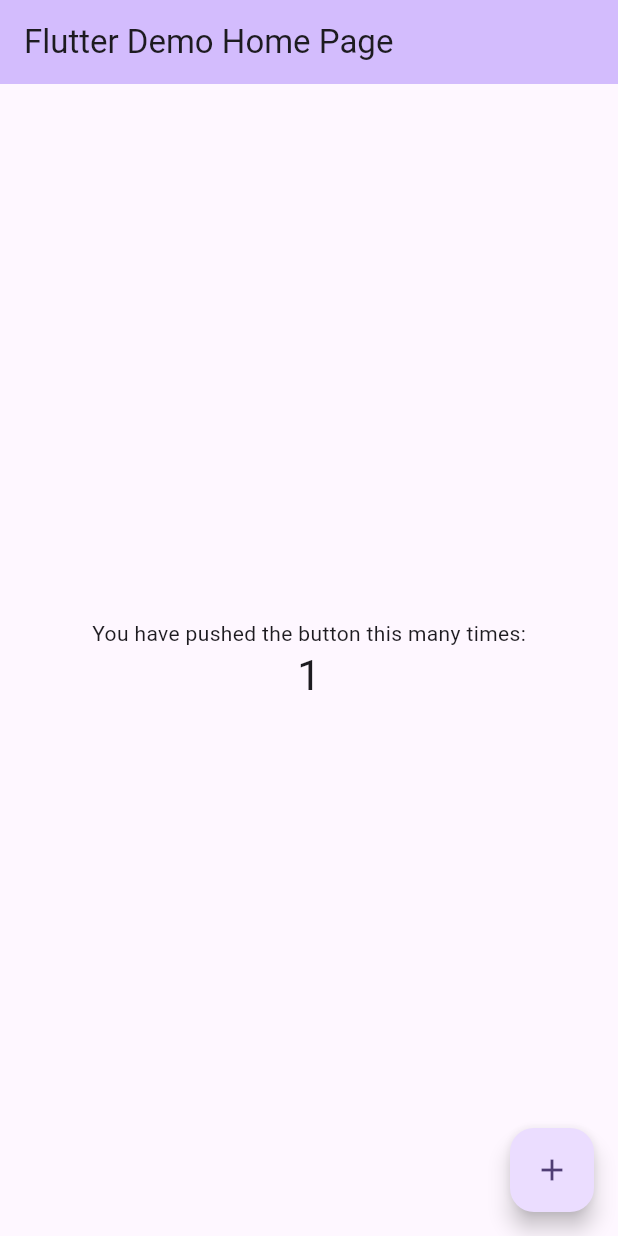
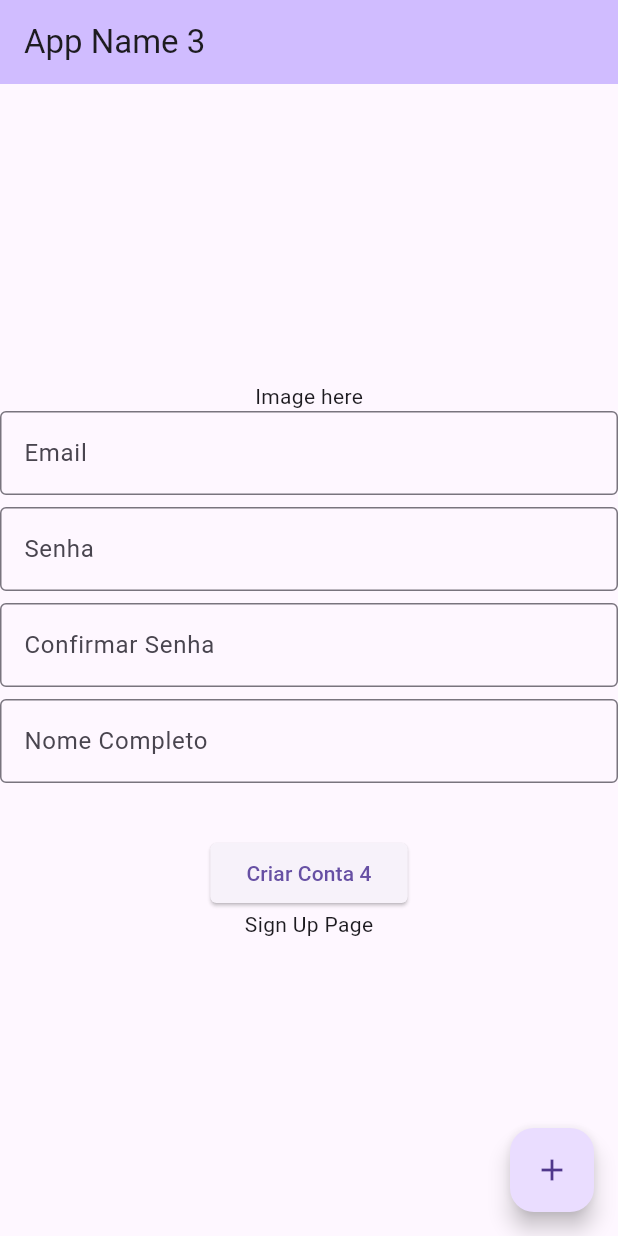
Before and after one commit to fluttely/widget_composition_guide, a Flutter app: the screen it shows after launch, after a tap on the "add" icon, on a phone screen of 412 x 824 dp. Run offline on Flutter 3.47's test engine with Material 3 defaults, Android fonts, the phone set to English and light mode, and no system bars.

Commit message:
0.1.0+1; feat: Implement authentication flow with login and signup screens, including form components and navigation

```diff
--- /dev/null
+++ b/lib/auth/auth_screen.dart
@@ -0,0 +1,48 @@
+import 'package:flutter/material.dart';
+import 'package:widget_composition_guide/auth/login/login_page.dart';
+import 'package:widget_composition_guide/auth/signup/signup_page.dart';
+
+class AuthScreen extends StatefulWidget {
+  const AuthScreen({super.key});
+
+  @override
+  State<AuthScreen> createState() => _AuthScreenState();
+}
+
+class _AuthScreenState extends State<AuthScreen> {
+  String _page = 'login';
+
+  void _incrementCounter() {
+    setState(() {
+      _page = _page == 'login' ? 'signup' : 'login';
+    });
+  }
+
+  @override
+  Widget build(BuildContext context) {
+    return Scaffold(
+      appBar: AppBar(
+        backgroundColor: Theme.of(context).colorScheme.inversePrimary,
+        title: const Text('App Name 3'),
+      ),
+      body: Center(
+        child: Column(
+          mainAxisAlignment: MainAxisAlignment.center,
+          mainAxisSize: MainAxisSize.min,
+          children: <Widget>[
+            const Text('Image here'),
+            _page == 'login' ? const LoginPage() : const SignUpPage(),
+            _page == 'login'
+                ? const Text('Login Page 7')
+                : const Text('Sign Up Page'),
+          ],
+        ),
+      ),
+      floatingActionButton: FloatingActionButton(
+        onPressed: _incrementCounter,
+        tooltip: 'signup',
+        child: const Icon(Icons.add),
+      ),
+    );
+  }
+}
--- /dev/null
+++ b/lib/auth/components/auth_button.dart
@@ -0,0 +1,26 @@
+import 'package:flutter/material.dart';
+import 'package:widget_composition_guide/design_system/app_button.dart';
+
+class AuthButton extends StatelessWidget {
+  final String label;
+  final VoidCallback onPressed;
+  final bool isLoading;
+
+  const AuthButton({
+    super.key,
+    required this.label,
+    required this.onPressed,
+    required this.isLoading,
+  });
+
+  @override
+  Widget build(BuildContext context) {
+    return isLoading
+        ? const CircularProgressIndicator()
+        : AppButton(
+            onPressed: onPressed,
+            label: label,
+            fullWidth: false,
+          );
+  }
+}
--- /dev/null
+++ b/lib/auth/components/auth_form.dart
@@ -0,0 +1,38 @@
+import 'package:flutter/material.dart';
+import 'package:widget_composition_guide/auth/components/auth_button.dart';
+import 'package:widget_composition_guide/design_system/app_text_field.dart';
+
+class AuthForm extends StatelessWidget {
+  final String title;
+  final String buttonText;
+  final VoidCallback onSubmit;
+  // A MÁGICA ACONTECE AQUI!
+  final List<Widget> extraFields;
+
+  const AuthForm({
+    super.key,
+    required this.title,
+    required this.buttonText,
+    required this.onSubmit,
+    this.extraFields = const [], // Valor padrão é uma lista vazia
+  });
+
+  @override
+  Widget build(BuildContext context) {
+    return Column(
+      mainAxisSize: MainAxisSize.min,
+      spacing: 8,
+      children: [
+        // Campos que SEMPRE existem
+        const AppTextField(label: 'Email'),
+        const AppTextField(label: 'Senha', isPassword: true),
+
+        // Campos EXTRAS que podem ou não existir
+        ...extraFields,
+
+        const SizedBox(height: 20),
+        AuthButton(label: buttonText, onPressed: onSubmit, isLoading: false),
+      ],
+    );
+  }
+}
--- /dev/null
+++ b/lib/auth/login/login_page.dart
@@ -0,0 +1,20 @@
+import 'package:flutter/material.dart';
+import 'package:widget_composition_guide/auth/components/auth_form.dart';
+
+class LoginPage extends StatelessWidget {
+  const LoginPage({super.key});
+
+  @override
+  Widget build(BuildContext context) {
+    return AuthForm(
+      title: 'Login',
+      buttonText: 'Entrar',
+      onSubmit: () {
+        // Lógica de login vai aqui...
+        debugPrint('Login efetuado!');
+      },
+      // Para o login, não temos campos extras.
+      extraFields: const [], // Passamos uma lista vazia!
+    );
+  }
+}
--- /dev/null
+++ b/lib/auth/signup/signup_page.dart
@@ -0,0 +1,24 @@
+import 'package:flutter/material.dart';
+import 'package:widget_composition_guide/auth/components/auth_form.dart';
+import 'package:widget_composition_guide/design_system/app_text_field.dart';
+
+class SignUpPage extends StatelessWidget {
+  const SignUpPage({super.key});
+
+  @override
+  Widget build(BuildContext context) {
+    return AuthForm(
+      title: 'Cadastro',
+      buttonText: 'Criar Conta 4',
+      onSubmit: () {
+        // Lógica de cadastro vai aqui...
+        debugPrint('Conta criada!');
+      },
+      // Aqui passamos os campos extras que o cadastro precisa!
+      extraFields: const [
+        AppTextField(label: 'Confirmar Senha', isPassword: true),
+        AppTextField(label: 'Nome Completo'),
+      ],
+    );
+  }
+}
--- /dev/null
+++ b/lib/design_system/app_button.dart
@@ -0,0 +1,29 @@
+import 'package:flutter/material.dart';
+
+class AppButton extends StatelessWidget {
+  final String label;
+  final VoidCallback? onPressed;
+
+  /// Se true, o botão ocupa toda a largura disponível
+  final bool fullWidth;
+
+  const AppButton({
+    super.key,
+    required this.label,
+    this.onPressed,
+    this.fullWidth = true,
+  });
+
+  @override
+  Widget build(BuildContext context) {
+    final button = ElevatedButton(
+      onPressed: onPressed,
+      style: ElevatedButton.styleFrom(
+        shape: RoundedRectangleBorder(borderRadius: BorderRadius.circular(4)),
+      ),
+      child: Text(label),
+    );
+
+    return fullWidth ? SizedBox(width: double.infinity, child: button) : button;
+  }
+}
--- /dev/null
+++ b/lib/design_system/app_text_field.dart
@@ -0,0 +1,27 @@
+// Um campo de texto padrão para o nosso app
+import 'package:flutter/material.dart';
+
+class AppTextField extends StatelessWidget {
+  final TextEditingController? controller;
+  final bool isPassword;
+  final String label;
+
+  const AppTextField({
+    super.key,
+    required this.label,
+    this.controller,
+    this.isPassword = false,
+  });
+
+  @override
+  Widget build(BuildContext context) {
+    return TextFormField(
+      controller: controller,
+      obscureText: isPassword,
+      decoration: InputDecoration(
+        labelText: label,
+        border: const OutlineInputBorder(),
+      ),
+    );
+  }
+}
--- a/lib/main.dart
+++ b/lib/main.dart
@@ -1,122 +1,19 @@
 import 'package:flutter/material.dart';
+import 'package:widget_composition_guide/auth/auth_screen.dart';
 
 void main() {
-  runApp(const MyApp());
+  WidgetsFlutterBinding.ensureInitialized();
+  runApp(const App());
 }
 
-class MyApp extends StatelessWidget {
-  const MyApp({super.key});
+class App extends StatelessWidget {
+  const App({super.key});
 
-  // This widget is the root of your application.
   @override
   Widget build(BuildContext context) {
-    return MaterialApp(
-      title: 'Flutter Demo',
-      theme: ThemeData(
-        // This is the theme of your application.
-        //
-        // TRY THIS: Try running your application with "flutter run". You'll see
-        // the application has a purple toolbar. Then, without quitting the app,
-        // try changing the seedColor in the colorScheme below to Colors.green
-        // and then invoke "hot reload" (save your changes or press the "hot
-        // reload" button in a Flutter-supported IDE, or press "r" if you used
-        // the command line to start the app).
-        //
-        // Notice that the counter didn't reset back to zero; the application
-        // state is not lost during the reload. To reset the state, use hot
-        // restart instead.
-        //
-        // This works for code too, not just values: Most code changes can be
-        // tested with just a hot reload.
-        colorScheme: ColorScheme.fromSeed(seedColor: Colors.deepPurple),
-      ),
-      home: const MyHomePage(title: 'Flutter Demo Home Page'),
+    return const MaterialApp(
+      title: 'Widget Composition Guide',
+      home: AuthScreen(),
     );
   }
 }
-
-class MyHomePage extends StatefulWidget {
-  const MyHomePage({super.key, required this.title});
-
-  // This widget is the home page of your application. It is stateful, meaning
-  // that it has a State object (defined below) that contains fields that affect
-  // how it looks.
-
-  // This class is the configuration for the state. It holds the values (in this
-  // case the title) provided by the parent (in this case the App widget) and
-  // used by the build method of the State. Fields in a Widget subclass are
-  // always marked "final".
-
-  final String title;
-
-  @override
-  State<MyHomePage> createState() => _MyHomePageState();
-}
-
-class _MyHomePageState extends State<MyHomePage> {
-  int _counter = 0;
-
-  void _incrementCounter() {
-    setState(() {
-      // This call to setState tells the Flutter framework that something has
-      // changed in this State, which causes it to rerun the build method below
-      // so that the display can reflect the updated values. If we changed
-      // _counter without calling setState(), then the build method would not be
-      // called again, and so nothing would appear to happen.
-      _counter++;
-    });
-  }
-
-  @override
-  Widget build(BuildContext context) {
-    // This method is rerun every time setState is called, for instance as done
-    // by the _incrementCounter method above.
-    //
-    // The Flutter framework has been optimized to make rerunning build methods
-    // fast, so that you can just rebuild anything that needs updating rather
-    // than having to individually change instances of widgets.
-    return Scaffold(
-      appBar: AppBar(
-        // TRY THIS: Try changing the color here to a specific color (to
-        // Colors.amber, perhaps?) and trigger a hot reload to see the AppBar
-        // change color while the other colors stay the same.
-        backgroundColor: Theme.of(context).colorScheme.inversePrimary,
-        // Here we take the value from the MyHomePage object that was created by
-        // the App.build method, and use it to set our appbar title.
-        title: Text(widget.title),
-      ),
-      body: Center(
-        // Center is a layout widget. It takes a single child and positions it
-        // in the middle of the parent.
-        child: Column(
-          // Column is also a layout widget. It takes a list of children and
-          // arranges them vertically. By default, it sizes itself to fit its
-          // children horizontally, and tries to be as tall as its parent.
-          //
-          // Column has various properties to control how it sizes itself and
-          // how it positions its children. Here we use mainAxisAlignment to
-          // center the children vertically; the main axis here is the vertical
-          // axis because Columns are vertical (the cross axis would be
-          // horizontal).
-          //
-          // TRY THIS: Invoke "debug painting" (choose the "Toggle Debug Paint"
-          // action in the IDE, or press "p" in the console), to see the
-          // wireframe for each widget.
-          mainAxisAlignment: MainAxisAlignment.center,
-          children: <Widget>[
-            const Text('You have pushed the button this many times:'),
-            Text(
-              '$_counter',
-              style: Theme.of(context).textTheme.headlineMedium,
-            ),
-          ],
-        ),
-      ),
-      floatingActionButton: FloatingActionButton(
-        onPressed: _incrementCounter,
-        tooltip: 'Increment',
-        child: const Icon(Icons.add),
-      ), // This trailing comma makes auto-formatting nicer for build methods.
-    );
-  }
-}
--- a/pubspec.yaml
+++ b/pubspec.yaml
@@ -2,7 +2,7 @@ name: widget_composition_guide
 description: "A new Flutter project."
 # The following line prevents the package from being accidentally published to
 # pub.dev using `flutter pub publish`. This is preferred for private packages.
-publish_to: 'none' # Remove this line if you wish to publish to pub.dev
+publish_to: "none" # Remove this line if you wish to publish to pub.dev
 
 # The following defines the version and build number for your application.
 # A version number is three numbers separated by dots, like 1.2.43
@@ -16,7 +16,7 @@ publish_to: 'none' # Remove this line if you wish to publish to pub.dev
 # https://developer.apple.com/library/archive/documentation/General/Reference/InfoPlistKeyReference/Articles/CoreFoundationKeys.html
 # In Windows, build-name is used as the major, minor, and patch parts
 # of the product and file versions while build-number is used as the build suffix.
-version: 0.0.0+1
+version: 0.1.0+1
 
 environment:
   sdk: ^3.9.2
@@ -51,7 +51,6 @@ dev_dependencies:
 
 # The following section is specific to Flutter packages.
 flutter:
-
   # The following line ensures that the Material Icons font is
   # included with your application, so that you can use the icons in
   # the material Icons class.
```
Also changed, not shown: analysis_options.yaml (+67 -23 lines), 4 other files.
